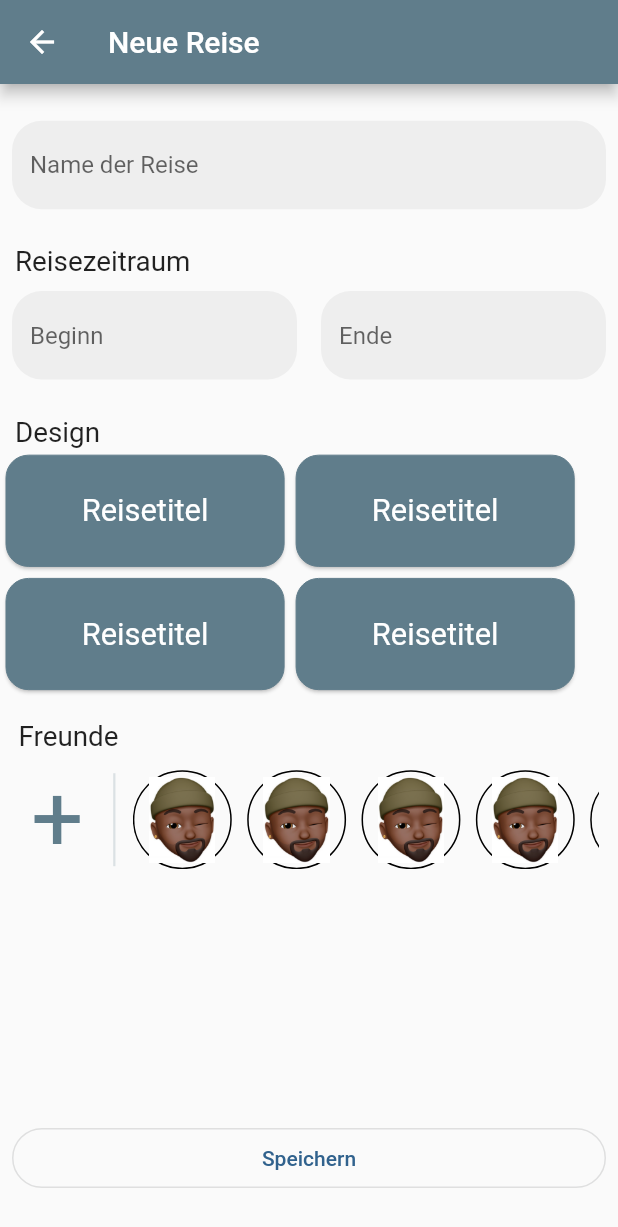
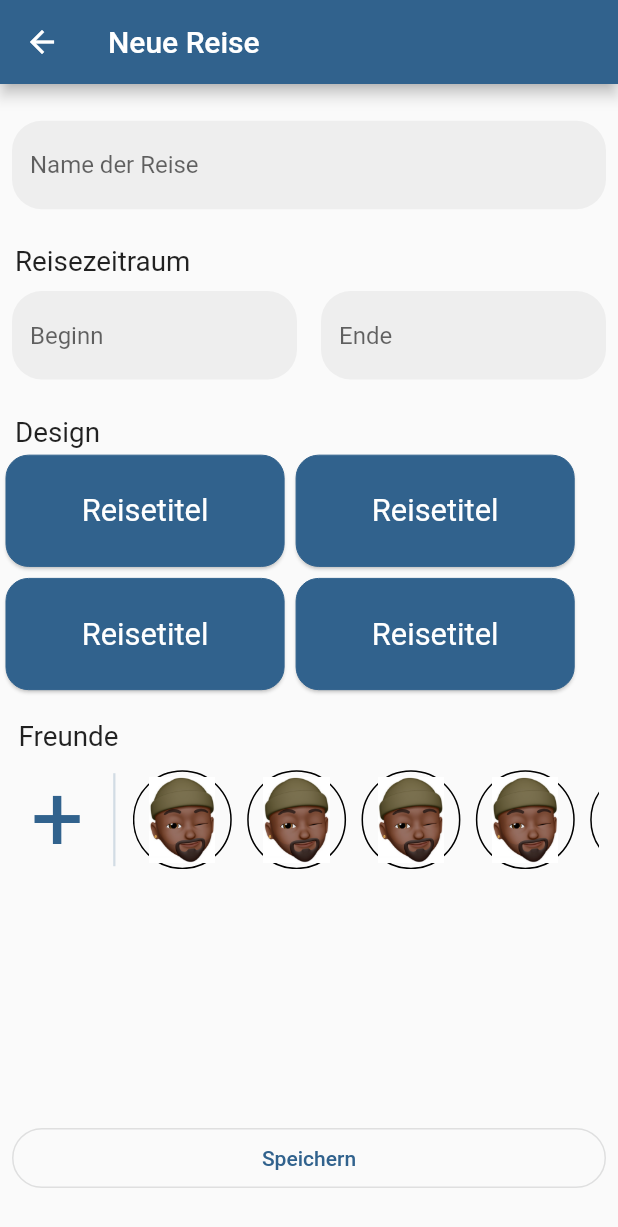
Before and after one commit to TravelAtVisor/TravelAtVisor, a Flutter app: the NewTrip screen opened directly, on a phone screen of 412 x 824 dp. Shown: the top 1227 px of the screen. Run offline on Flutter 3.47's test engine with Material 2 defaults, Android fonts, the phone set to English and light mode, and no system bars; our stand-ins replace carousel_slider, cloud_functions, firebase_auth, firebase_core, firebase_storage, google_sign_in and 2 more; accounts and stored records are empty; network calls fail.

Commit message:
replaced explicit references to primary color

```diff
--- a/lib/shared_module/views/companions_friends.dart
+++ b/lib/shared_module/views/companions_friends.dart
@@ -52,7 +52,9 @@ class _CompanionsFriendsState extends State<CompanionsFriends> {
                                         fontSize:
                                             MediaQuery.of(context).size.width *
                                                 0.15,
-                                        color: Colors.blueGrey),
+                                        color: Theme.of(context)
+                                            .colorScheme
+                                            .primary),
                                   ),
                                 ),
                               )
@@ -61,7 +63,7 @@ class _CompanionsFriendsState extends State<CompanionsFriends> {
                             ? Opacity(
                                 opacity: 0.2,
                                 child: VerticalDivider(
-                                  color: Colors.blueGrey,
+                                  color: Theme.of(context).colorScheme.primary,
                                   width:
                                       MediaQuery.of(context).size.width * 0.06,
                                   thickness: 1.5,
--- a/lib/trip_module/pages/new_trip.page.dart
+++ b/lib/trip_module/pages/new_trip.page.dart
@@ -24,7 +24,7 @@ class _NewTripState extends State<NewTrip> {
   Widget build(BuildContext context) {
     return Scaffold(
       appBar: AppBar(
-        backgroundColor: Colors.blueGrey,
+        backgroundColor: Theme.of(context).colorScheme.primary,
         title: const Text("Neue Reise"),
         //toolbarHeight: MediaQuery.of(context).size.height * 0.001,
       ),
@@ -153,7 +153,7 @@ class _NewTripState extends State<NewTrip> {
   }
 
   Widget buildDesignCard({required bool showBorder}) {
-    Color _color = Colors.blueGrey;
+    Color _color = Theme.of(context).colorScheme.primary;
     return GestureDetector(
       onTap: () {
         setState(() {
--- a/lib/trip_module/pages/trip_list.page.dart
+++ b/lib/trip_module/pages/trip_list.page.dart
@@ -29,7 +29,7 @@ class _TripListState extends State<TripList> {
 
     return Scaffold(
       appBar: AppBar(
-        backgroundColor: Colors.blueGrey,
+        backgroundColor: Theme.of(context).colorScheme.primary,
         toolbarHeight: MediaQuery.of(context).size.height * 0.001,
       ),
       body: Center(
@@ -164,7 +164,7 @@ class _TripListState extends State<TripList> {
   Widget buildTripCard(String date, String title) {
     return Card(
       clipBehavior: Clip.antiAlias,
-      color: Colors.blueGrey,
+      color: Theme.of(context).colorScheme.primary,
       shape: RoundedRectangleBorder(
         borderRadius: BorderRadius.circular(15.0),
       ),
@@ -233,10 +233,10 @@ class _TripListState extends State<TripList> {
           ),
           buildTripActivity('assets/empire.jpg', 'Empire State Building'),
           buildTripActivity('assets/empire.jpg', 'Empire State Building'),
-          const Opacity(
+          Opacity(
               opacity: 0.2,
               child: Divider(
-                color: Colors.blueGrey,
+                color: Theme.of(context).colorScheme.primary,
                 thickness: 1.5,
                 indent: 20,
                 endIndent: 20,
--- a/lib/trip_module/views/design_select.dart
+++ b/lib/trip_module/views/design_select.dart
@@ -19,19 +19,27 @@ class _DesignSelectState extends State<DesignSelect> {
         Row(
           children: [
             InkWell(
-              onTap: () {setState(() {
+              onTap: () {
+                setState(() {
                   border1 == false
-                      ? (){border1 = true; border2 = false; border3 = false; border4 = false;}()
+                      ? () {
+                          border1 = true;
+                          border2 = false;
+                          border3 = false;
+                          border4 = false;
+                        }()
                       : border1 = false;
                 });
               },
               child: Card(
-                color: Colors.blueGrey,
+                color: Theme.of(context).colorScheme.primary,
                 shape: RoundedRectangleBorder(
                   borderRadius: BorderRadius.circular(15.0),
                   side: border1
                       ? const BorderSide(width: 5, color: Colors.green)
-                      : const BorderSide(width: 0, color: Colors.blueGrey),
+                      : BorderSide(
+                          width: 0,
+                          color: Theme.of(context).colorScheme.primary),
                 ),
                 child: SizedBox(
                   width: MediaQuery.of(context).size.width * 0.45,
@@ -41,19 +49,27 @@ class _DesignSelectState extends State<DesignSelect> {
               ),
             ),
             InkWell(
-              onTap: () {setState(() {
+              onTap: () {
+                setState(() {
                   border2 == false
-                    ? (){border2 = true; border1 = false; border3 = false; border4 = false;}()
+                      ? () {
+                          border2 = true;
+                          border1 = false;
+                          border3 = false;
+                          border4 = false;
+                        }()
                       : border2 = false;
                 });
               },
               child: Card(
-                color: Colors.blueGrey,
+                color: Theme.of(context).colorScheme.primary,
                 shape: RoundedRectangleBorder(
                   borderRadius: BorderRadius.circular(15.0),
                   side: border2
                       ? const BorderSide(width: 5, color: Colors.green)
-                      : const BorderSide(width: 0, color: Colors.blueGrey),
+                      : BorderSide(
+                          width: 0,
+                          color: Theme.of(context).colorScheme.primary),
                 ),
                 child: SizedBox(
                   width: MediaQuery.of(context).size.width * 0.45,
@@ -67,19 +83,27 @@ class _DesignSelectState extends State<DesignSelect> {
         Row(
           children: [
             InkWell(
-              onTap: () {setState(() {
+              onTap: () {
+                setState(() {
                   border3 == false
-                    ? (){border3 = true; border1 = false; border2 = false; border4 = false;}()
+                      ? () {
+                          border3 = true;
+                          border1 = false;
+                          border2 = false;
+                          border4 = false;
+                        }()
                       : border3 = false;
                 });
               },
               child: Card(
-                color: Colors.blueGrey,
+                color: Theme.of(context).colorScheme.primary,
                 shape: RoundedRectangleBorder(
                   borderRadius: BorderRadius.circular(15.0),
                   side: border3
                       ? const BorderSide(width: 5, color: Colors.green)
-                      : const BorderSide(width: 0, color: Colors.blueGrey),
+                      : BorderSide(
+                          width: 0,
+                          color: Theme.of(context).colorScheme.primary),
                 ),
                 child: SizedBox(
                   width: MediaQuery.of(context).size.width * 0.45,
@@ -89,19 +113,27 @@ class _DesignSelectState extends State<DesignSelect> {
               ),
             ),
             InkWell(
-              onTap: () {setState(() {
+              onTap: () {
+                setState(() {
                   border4 == false
-                    ? (){border4 = true; border1 = false; border2 = false; border3 = false;}()
+                      ? () {
+                          border4 = true;
+                          border1 = false;
+                          border2 = false;
+                          border3 = false;
+                        }()
                       : border4 = false;
                 });
               },
               child: Card(
-                color: Colors.blueGrey,
+                color: Theme.of(context).colorScheme.primary,
                 shape: RoundedRectangleBorder(
                   borderRadius: BorderRadius.circular(15.0),
                   side: border4
                       ? const BorderSide(width: 5, color: Colors.green)
-                      : const BorderSide(width: 0, color: Colors.blueGrey),
+                      : BorderSide(
+                          width: 0,
+                          color: Theme.of(context).colorScheme.primary),
                 ),
                 child: SizedBox(
                   width: MediaQuery.of(context).size.width * 0.45,
--- a/lib/userScreen.dart
+++ b/lib/userScreen.dart
@@ -17,7 +17,7 @@ class _UserScreenState extends State<UserScreen> {
     final userDataProvider = context.read<UserDataService>();
     return Scaffold(
       appBar: AppBar(
-        backgroundColor: Colors.blueGrey,
+        backgroundColor: Theme.of(context).colorScheme.primary,
         title: const Text('Benutzer'),
       ),
       body: Consumer<ApplicationState>(builder: (context, state, _) {
```
Lines whose indentation alone changed are shown as unchanged.
